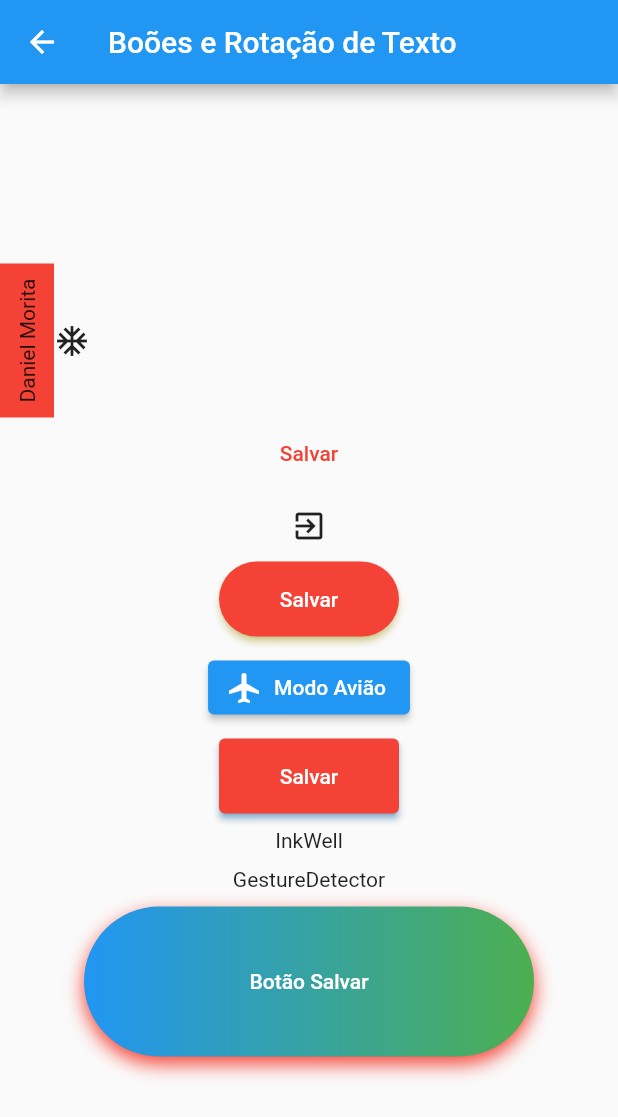
After one commit to danieldkm/flutter, a Flutter app: the BotoesRotacaoTextoPage screen opened by its route, on a phone screen of 412 x 824 dp. The commit adds this screen. Shown: the top 1117 px of the screen. Run offline on Flutter 3.47's test engine with Material 2 defaults, Android fonts, the phone set to English and light mode, and no system bars; our stand-ins replace device_preview.

Commit message:
Botões e Rotação de Texto

```diff
--- a/4_flutter_primeiro_projeto/lib/main.dart
+++ b/4_flutter_primeiro_projeto/lib/main.dart
@@ -1,6 +1,7 @@
 import 'package:device_preview/device_preview.dart';
 import 'package:flutter/foundation.dart';
 import 'package:flutter/material.dart';
+import 'package:flutter_primeiro_projeto/pages/botoes_rotacao_texto/botoes_rotacao_texto_page.dart';
 import 'package:flutter_primeiro_projeto/pages/container/container_page.dart';
 import 'package:flutter_primeiro_projeto/pages/homes/home_page.dart';
 import 'package:flutter_primeiro_projeto/pages/layout_builder/layout_builder_page.dart';
@@ -30,6 +31,7 @@ class MyApp extends StatelessWidget {
         '/rows_columns': (_) => RowsColumnsPage(),
         '/media_query': (_) => MediaQueryPage(),
         '/layout_builder': (_) => LayoutBuilderPage(),
+        '/botoes_rotacao_texto': (_) => BotoesRotacaoTextoPage(),
       },
     );
   }
--- /dev/null
+++ b/4_flutter_primeiro_projeto/lib/pages/botoes_rotacao_texto/botoes_rotacao_texto_page.dart
@@ -0,0 +1,172 @@
+import 'dart:io';
+
+import 'package:flutter/material.dart';
+
+class BotoesRotacaoTextoPage extends StatelessWidget {
+  const BotoesRotacaoTextoPage({Key? key}) : super(key: key);
+
+  @override
+  Widget build(BuildContext context) {
+    return Scaffold(
+      appBar: AppBar(
+        title: Text('Boões e Rotação de Texto'),
+      ),
+      body: Center(
+        child: Column(
+          mainAxisAlignment: MainAxisAlignment.center,
+          children: [
+            Row(
+              children: [
+                RotatedBox(
+                  quarterTurns: -1,
+                  child: Container(
+                    padding: EdgeInsets.all(10),
+                    color: Colors.red,
+                    child: Text('Daniel Morita'),
+                  ),
+                ),
+                Icon(Icons.ac_unit),
+              ],
+            ),
+            TextButton(
+              onPressed: () {},
+              child: Text('Salvar'),
+              style: TextButton.styleFrom(
+                primary: Colors.red,
+                padding: EdgeInsets.all(10),
+                minimumSize: Size(50, 10),
+                shape: RoundedRectangleBorder(
+                  borderRadius: BorderRadius.all(
+                    Radius.circular(60),
+                  ),
+                ),
+              ),
+            ),
+            IconButton(
+              onPressed: () {},
+              icon: Icon(Icons.exit_to_app),
+            ),
+            ElevatedButton(
+              onPressed: () {},
+              child: Text('Salvar'),
+              style: ElevatedButton.styleFrom(
+                primary: Colors.red,
+                shadowColor: Colors.yellow,
+                minimumSize: Size(120, 50),
+                shape: RoundedRectangleBorder(
+                  borderRadius: BorderRadius.all(
+                    Radius.circular(30),
+                  ),
+                ),
+              ),
+            ),
+            SizedBox(
+              height: 10,
+            ),
+            ElevatedButton.icon(
+              onPressed: () {},
+              icon: Icon(Icons.airplanemode_active),
+              label: Text('Modo Avião'),
+            ),
+            SizedBox(
+              height: 10,
+            ),
+            ElevatedButton(
+              onPressed: () {},
+              child: Text('Salvar'),
+              style: ButtonStyle(
+                shadowColor: MaterialStateProperty.all(Colors.blue),
+                //minimumSize: MaterialStateProperty.all(Size(120, 50)),
+                minimumSize: MaterialStateProperty.resolveWith(
+                  (states) {
+                    print(states);
+                    if (states.contains(MaterialState.pressed)) {
+                      return Size(150, 150);
+                    } else if (states.contains(MaterialState.hovered)) {
+                      return Size(180, 180);
+                    }
+                    return Size(120, 50);
+                  },
+                ),
+                backgroundColor: MaterialStateProperty.resolveWith(
+                  (states) {
+                    print(states);
+                    if (states.contains(MaterialState.pressed)) {
+                      return Colors.black;
+                    } else if (states.contains(MaterialState.hovered)) {
+                      return Colors.amber;
+                    }
+                    return Colors.red;
+                  },
+                ),
+              ),
+            ),
+            SizedBox(
+              height: 10,
+            ),
+            InkWell(
+              onTap: () {},
+              child: Text('InkWell'),
+            ),
+            SizedBox(
+              height: 10,
+            ),
+            GestureDetector(
+              onTap: () => print('Gesture clicado'),
+              child: Text('GestureDetector'),
+              onVerticalDragStart: (_) => print('Gesture Start Movimentado $_'),
+            ),
+            SizedBox(
+              height: 10,
+            ),
+            // botao customizado do zero
+            Container(
+              width: 300,
+              height: 100,
+              decoration: BoxDecoration(
+                gradient: LinearGradient(
+                  colors: [
+                    Colors.blue,
+                    Colors.green,
+                  ],
+                ),
+                borderRadius: BorderRadius.circular(50),
+                boxShadow: [
+                  BoxShadow(
+                    blurRadius: 10,
+                    offset: Offset(0, 5),
+                    color: Colors.red,
+                  ),
+                ],
+              ),
+              child: TextButton(
+                //InkWell
+                //borderRadius: BorderRadius.circular(50),
+                //onTap: () {},
+                onPressed: () {},
+                style: TextButton.styleFrom(
+                  primary: Colors.red,
+                  padding: EdgeInsets.all(10),
+                  minimumSize: Size(50, 10),
+                  shape: RoundedRectangleBorder(
+                    borderRadius: BorderRadius.all(
+                      Radius.circular(60),
+                    ),
+                  ),
+                ),
+                child: Center(
+                  child: Text(
+                    'Botão Salvar',
+                    style: TextStyle(
+                      color: Colors.white,
+                    ),
+                  ),
+                ),
+              ),
+            )
+          ],
+        ),
+      ),
+    );
+  }
+}
--- a/4_flutter_primeiro_projeto/lib/pages/homes/home_page.dart
+++ b/4_flutter_primeiro_projeto/lib/pages/homes/home_page.dart
@@ -5,6 +5,7 @@ enum PopupMenuPages {
   rows_columns,
   media_query,
   layout_builder,
+  botoes_rotacao_texto,
 }
 
 class HomePage extends StatelessWidget {
@@ -33,6 +34,9 @@ class HomePage extends StatelessWidget {
                   case PopupMenuPages.layout_builder:
                     Navigator.pushNamed(context, '/layout_builder');
                     break;
+                  case PopupMenuPages.botoes_rotacao_texto:
+                    Navigator.pushNamed(context, '/botoes_rotacao_texto');
+                    break;
                 }
               },
               itemBuilder: (BuildContext context) {
@@ -53,6 +57,10 @@ class HomePage extends StatelessWidget {
                     child: Text('LayoutBuilder'),
                     value: PopupMenuPages.layout_builder,
                   ),
+                  PopupMenuItem<PopupMenuPages>(
+                    child: Text('Botões Rotação Texto'),
+                    value: PopupMenuPages.botoes_rotacao_texto,
+                  ),
                 ];
               })
         ],
```
Also changed, not shown: 1 other file.
